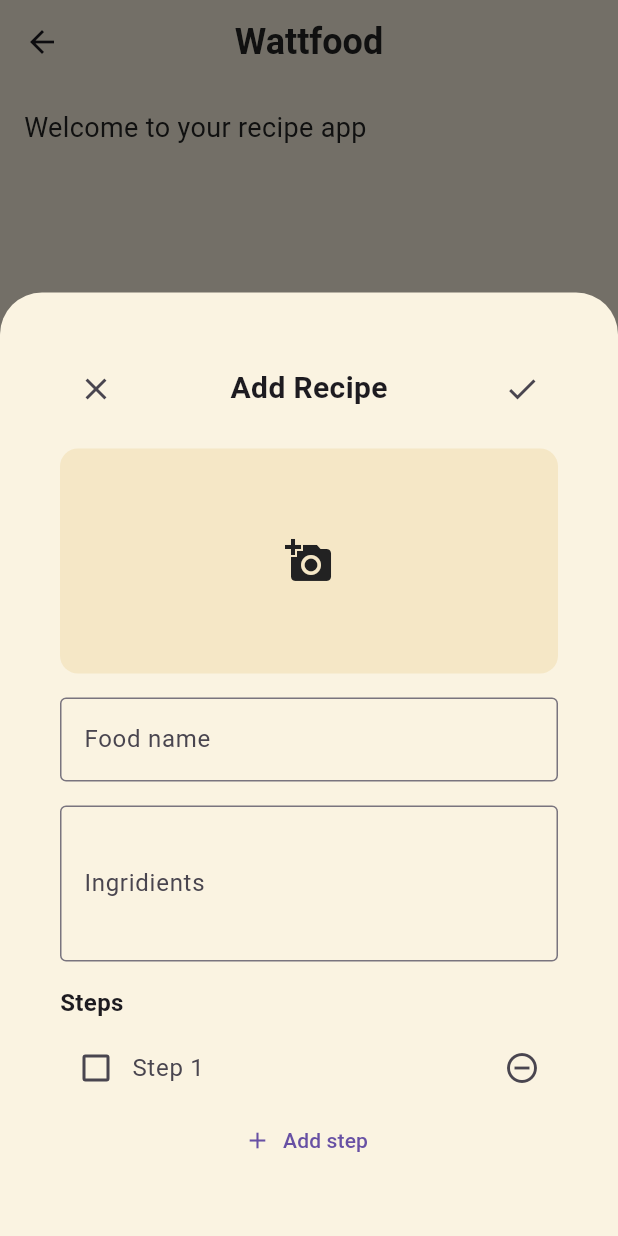
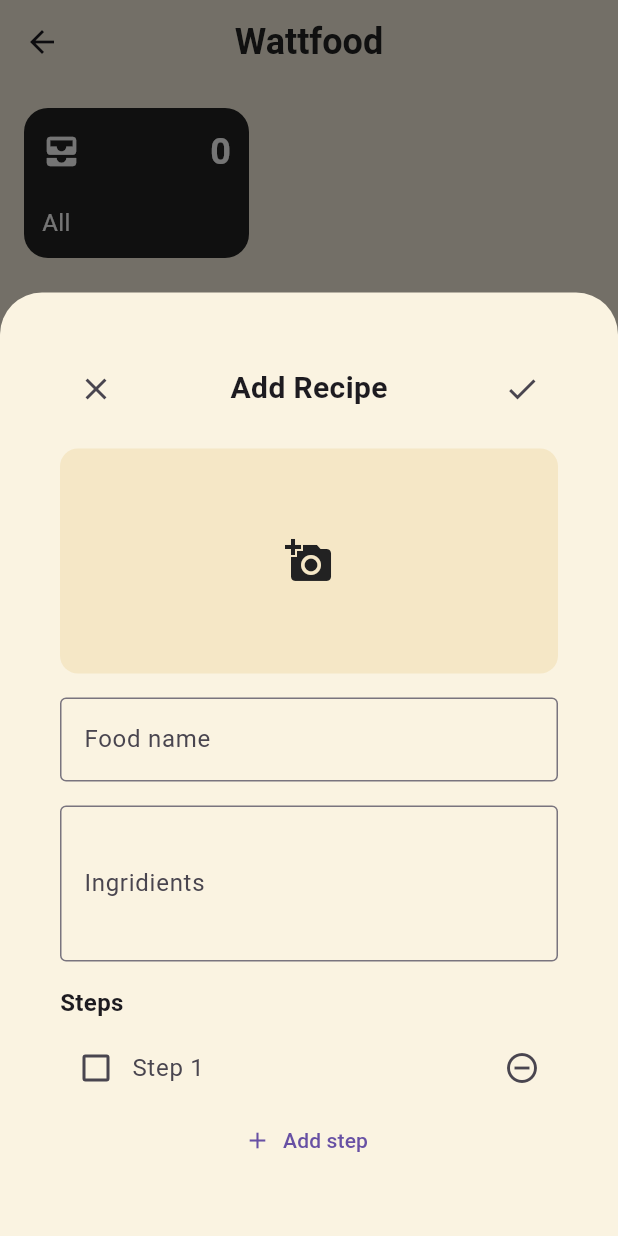
Before and after one commit to ADejoya/WattFood, a Flutter app: the HomeScreen screen opened directly, after a tap on the "add" icon, on a phone screen of 412 x 824 dp. Run offline on Flutter 3.47's test engine with Material 3 defaults, Android fonts, the phone set to English and light mode, and no system bars; our stand-ins replace flutter_slidable, image_picker.

Commit message:
added recipe screen_dart and delete and edit slider

```diff
--- a/lib/add_recipe_sheet.dart
+++ b/lib/add_recipe_sheet.dart
@@ -2,22 +2,37 @@
 import 'package:wattfood/app_colors.dart';
 import 'dart:io';
 import 'package:image_picker/image_picker.dart';
+import 'package:wattfood/recipe.dart';
 
 
 
 class AddRecipeSheet extends StatefulWidget{
-  const AddRecipeSheet ({super.key});
+  final Recipe? existingRecipe;
+  const AddRecipeSheet ({super.key, this.existingRecipe});
 
   @override
   State<AddRecipeSheet> createState() => _AddRecipeSheetState();
 }
 
   class _AddRecipeSheetState extends State<AddRecipeSheet> {
-  final TextEditingController _nameController = TextEditingController();
-  final TextEditingController _ingredientsController = TextEditingController();
+  late final TextEditingController _nameController;
+  late final TextEditingController _ingredientsController;
   String? _pickedImagePath;
-  final List<TextEditingController> _stepControllers = [TextEditingController()];
-  final List<bool> _stepChecked = [false];
+  late final List<TextEditingController> _stepControllers;
+  late final List<bool> _stepChecked;
+
+  @override
+  void initState() {
+    super.initState();
+    final existing = widget.existingRecipe;
+    _nameController = TextEditingController(text: existing?.name ?? '');
+    _ingredientsController = TextEditingController(text: existing?.ingredients ?? '');
+    _pickedImagePath = existing?.imagePath;
+    _stepControllers = existing != null && existing.steps.isNotEmpty
+        ? existing.steps.map((s) => TextEditingController(text: s)).toList()
+        : [TextEditingController()];
+    _stepChecked = List.generate(_stepControllers.length, (_) => false);
+  }
 
 // for image picker
   Future<void> _pickImage() async {
@@ -77,7 +92,15 @@
               style: TextStyle(fontSize: 20, fontWeight: FontWeight.bold),
             ),
             IconButton(
-              onPressed: () {},
+              onPressed: () {
+                final recipe = Recipe(
+                  name: _nameController.text,
+                  ingredients: _ingredientsController.text,
+                  steps: _stepControllers.map((c) => c.text).toList(),
+                  imagePath: _pickedImagePath,
+                );
+                Navigator.pop(context, recipe);
+              },
               icon: const Icon(Icons.check),
             ),
           ],
--- a/lib/homescreen.dart
+++ b/lib/homescreen.dart
@@ -1,6 +1,8 @@
 import 'package:flutter/material.dart';
 import 'package:wattfood/add_recipe_sheet.dart';
+import 'package:wattfood/all_recipes_screen.dart';
 import 'package:wattfood/app_colors.dart';
+import 'package:wattfood/recipe.dart';
 
 
 class HomeScreen extends StatefulWidget {
@@ -11,6 +13,28 @@
 }
 
 class _HomeScreenState extends State<HomeScreen> {
+  final List<Recipe> _recipes = [];
+
+  void _deleteRecipe(int index) {
+    setState(() {
+      _recipes.removeAt(index);
+    });
+  }
+
+  Future<void> _editRecipe(int index) async {
+    final updated = await showModalBottomSheet<Recipe>(
+      context: context,
+      isScrollControlled: true,
+      backgroundColor: AppColors.cream,
+      builder: (context) => AddRecipeSheet(existingRecipe: _recipes[index]),
+    );
+    if (updated != null) {
+      setState(() {
+        _recipes[index] = updated;
+      });
+    }
+  }
+
   @override
   Widget build(BuildContext context) {
     return Scaffold(
@@ -25,21 +49,62 @@
           color:AppColors.darkText
         ),
       ),
-      body: const Align(
-        alignment:  Alignment.topLeft,
-        child: Padding(padding: EdgeInsetsGeometry.all(16.0),
-        child: Text('Welcome to your recipe app',
-        style: TextStyle(fontSize: 18,
-        color: AppColors.darkText
+      body: Padding(
+        padding: const EdgeInsets.all(16.0),
+        child: GestureDetector(
+          onTap: () {
+            Navigator.push(
+              context,
+              MaterialPageRoute(
+                builder: (context) => AllRecipesScreen(
+                  recipes: _recipes,
+                  onDelete: _deleteRecipe,
+                  onEdit: _editRecipe,
+                ),
+              ),
+            );
+          },
+          child: Container(
+            width: 150,
+            height: 100,
+            padding: const EdgeInsets.all(12),
+            decoration: BoxDecoration(
+              color: AppColors.darkText,
+              borderRadius: BorderRadius.circular(16),
+            ),
+            child: Column(
+              crossAxisAlignment: CrossAxisAlignment.start,
+              children: [
+                Row(
+                  mainAxisAlignment: MainAxisAlignment.spaceBetween,
+                  children: [
+                    const Icon(Icons.all_inbox, color: Colors.white, size: 26),
+                    Text(
+                      '${_recipes.length}',
+                      style: const TextStyle(color: Colors.white, fontSize: 24, fontWeight: FontWeight.bold),
+                    ),
+                  ],
+                ),
+                const Spacer(),
+                const Text('All', style: TextStyle(color: Colors.white, fontSize: 16)),
+              ],
             ),
           ),
         ),
       ),
       floatingActionButton: FloatingActionButton(
-        onPressed: (){
-          showModalBottomSheet(context: context, isScrollControlled: true, backgroundColor: AppColors.cream,
-           builder: (context) => const AddRecipeSheet(),
+        onPressed: () async {
+          final recipe = await showModalBottomSheet<Recipe>(
+            context: context,
+            isScrollControlled: true,
+            backgroundColor: AppColors.cream,
+            builder: (context) => const AddRecipeSheet(),
           );
+          if (recipe != null) {
+            setState(() {
+              _recipes.add(recipe);
+            });
+          }
         },
         backgroundColor: AppColors.accent,
         foregroundColor: AppColors.cream,
--- /dev/null
+++ b/lib/recipe.dart
@@ -0,0 +1,13 @@
+class Recipe {
+  final String name;
+  final String ingredients;
+  final List<String> steps;
+  final String? imagePath;
+
+  Recipe({
+    required this.name,
+    required this.ingredients,
+    required this.steps,
+    this.imagePath,
+  });
+}
--- a/pubspec.yaml
+++ b/pubspec.yaml
@@ -36,6 +36,7 @@
   cupertino_icons: ^1.0.8
   carousel_slider: ^5.0.0
   image_picker: ^1.1.2
+  flutter_slidable: ^3.1.1
 
 dev_dependencies:
   flutter_test:
```
Also changed, not shown: lib/all_recipes_screen.dart (added, +92 -0 lines), lib/recipe_detail_screen.dart (added, +53 -0 lines), pubspec.lock.
